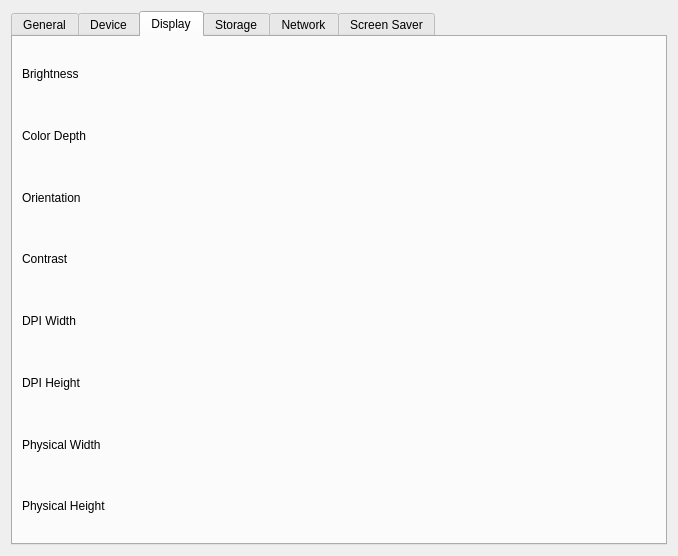
Old version of the form examples/sysinfo/dialog.ui in the repository qtproject/qt-mobility.
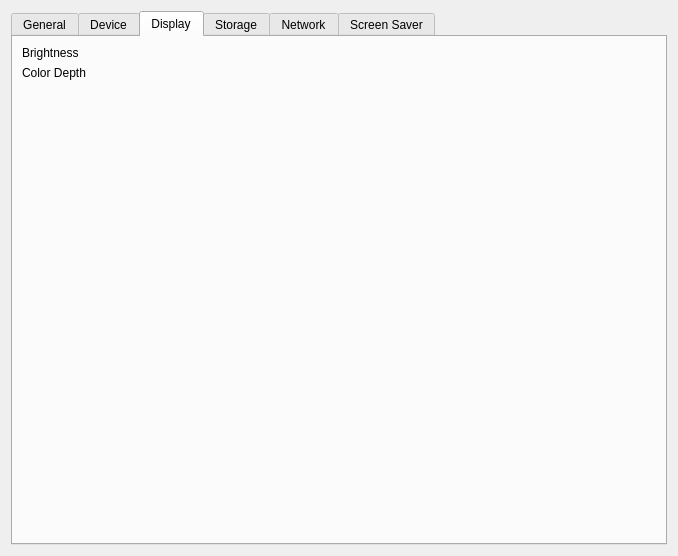
New version of the form. The open tabs and pages were chosen to show the change. Icons and pictures are not drawn.

Commit message: remove extra display API until later release.

Diff of the .ui file:
```diff
--- a/examples/sysinfo/dialog.ui
+++ b/examples/sysinfo/dialog.ui
@@ -510,8 +510,8 @@
       <attribute name="title">
        <string>Display</string>
       </attribute>
-      <layout class="QGridLayout" name="gridLayout_7">
-       <item row="0" column="0">
+      <layout class="QVBoxLayout" name="verticalLayout">
+       <item>
         <layout class="QHBoxLayout" name="horizontalLayout_8">
          <item>
           <widget class="QLabel" name="label_40">
@@ -529,7 +529,7 @@
          </item>
         </layout>
        </item>
-       <item row="1" column="0">
+       <item>
         <layout class="QHBoxLayout" name="horizontalLayout_7">
          <item>
           <widget class="QLabel" name="label_41">
@@ -547,113 +547,18 @@
          </item>
         </layout>
        </item>
-       <item row="2" column="0">
-        <layout class="QHBoxLayout" name="horizontalLayout">
-         <item>
-          <widget class="QLabel" name="label_3">
-           <property name="text">
-            <string>Orientation</string>
-           </property>
-          </widget>
-         </item>
-         <item>
-          <widget class="QLabel" name="orientationLabel">
-           <property name="text">
-            <string/>
-           </property>
-          </widget>
-         </item>
-        </layout>
-       </item>
-       <item row="3" column="0">
-        <layout class="QHBoxLayout" name="horizontalLayout_2">
-         <item>
-          <widget class="QLabel" name="label_4">
-           <property name="text">
-            <string>Contrast</string>
-           </property>
-          </widget>
-         </item>
-         <item>
-          <widget class="QLabel" name="contrastLabel">
-           <property name="text">
-            <string/>
-           </property>
-          </widget>
-         </item>
-        </layout>
-       </item>
-       <item row="4" column="0">
-        <layout class="QHBoxLayout" name="horizontalLayout_3">
-         <item>
-          <widget class="QLabel" name="label_5">
-           <property name="text">
-            <string>DPI Width</string>
-           </property>
-          </widget>
-         </item>
-         <item>
-          <widget class="QLabel" name="dpiWidthLabel">
-           <property name="text">
-            <string/>
-           </property>
-          </widget>
-         </item>
-        </layout>
-       </item>
-       <item row="5" column="0">
-        <layout class="QHBoxLayout" name="horizontalLayout_4">
-         <item>
-          <widget class="QLabel" name="label_6">
-           <property name="text">
-            <string>DPI Height</string>
-           </property>
-          </widget>
-         </item>
-         <item>
-          <widget class="QLabel" name="dpiHeightLabel">
-           <property name="text">
-            <string/>
-           </property>
-          </widget>
-         </item>
-        </layout>
-       </item>
-       <item row="6" column="0">
-        <layout class="QHBoxLayout" name="horizontalLayout_5">
-         <item>
-          <widget class="QLabel" name="label_8">
-           <property name="text">
-            <string>Physical Width</string>
-           </property>
-          </widget>
-         </item>
-         <item>
-          <widget class="QLabel" name="physicalWidthLabel">
-           <property name="text">
-            <string/>
-           </property>
-          </widget>
-         </item>
-        </layout>
-       </item>
-       <item row="7" column="0">
-        <layout class="QHBoxLayout" name="horizontalLayout_6">
-         <item>
-          <widget class="QLabel" name="label_7">
-           <property name="text">
-            <string>Physical Height</string>
-           </property>
-          </widget>
-         </item>
-         <item>
-          <widget class="QLabel" name="physicalHeightLabel">
-           <property name="text">
-            <string/>
-           </property>
-          </widget>
-         </item>
-        </layout>
+       <item>
+        <spacer name="verticalSpacer">
+         <property name="orientation">
+          <enum>Qt::Vertical</enum>
+         </property>
+         <property name="sizeHint" stdset="0">
+          <size>
+           <width>20</width>
+           <height>418</height>
+          </size>
+         </property>
+        </spacer>
        </item>
       </layout>
      </widget>
```
Left out of the diff: 2 changed lines with no effect on the pictures. The commit also changes 2 other files.
